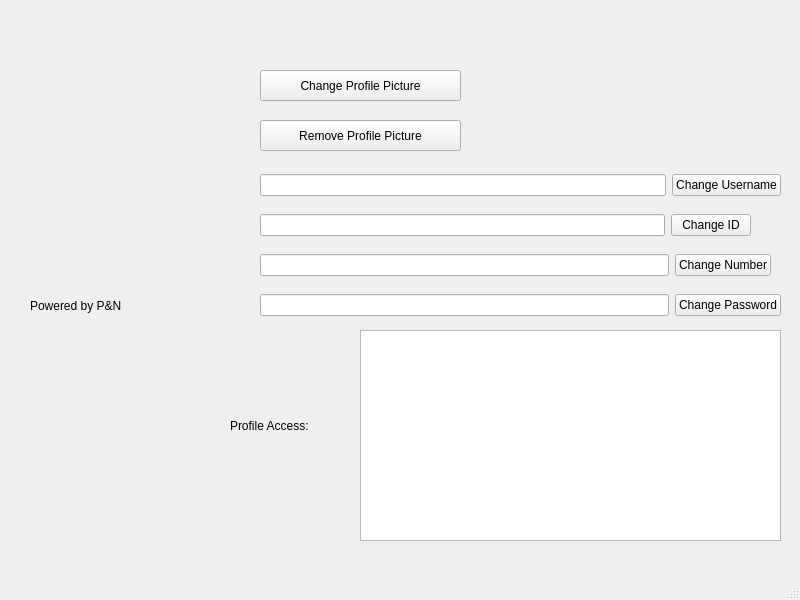
This is SocialMedia/profile.ui in AP-projects-4001/daru as Qt 5 draws it before an edit. The edited form follows.
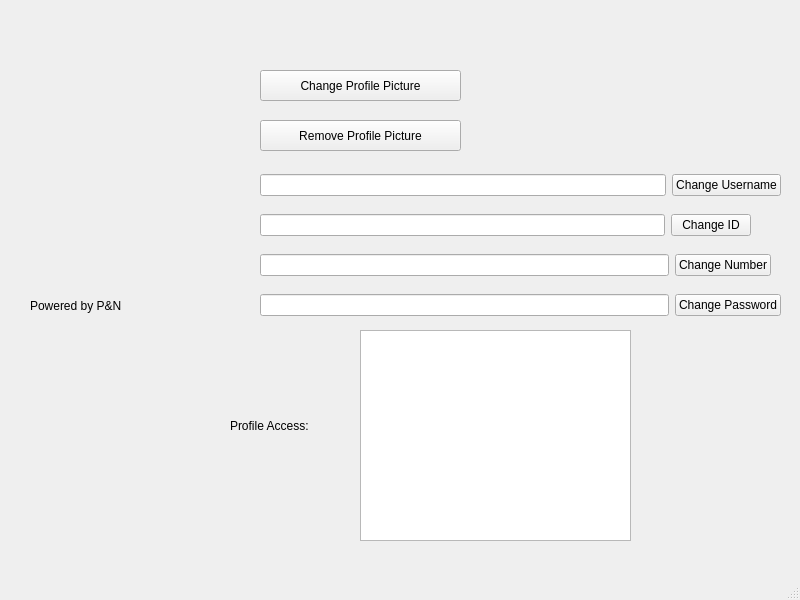
This is the edited form.

The edit to the form file:
```diff
--- a/SocialMedia/profile.ui
+++ b/SocialMedia/profile.ui
@@ -183,7 +183,7 @@
      <rect>
       <x>360</x>
       <y>330</y>
-      <width>421</width>
+      <width>271</width>
       <height>211</height>
      </rect>
     </property>
```
